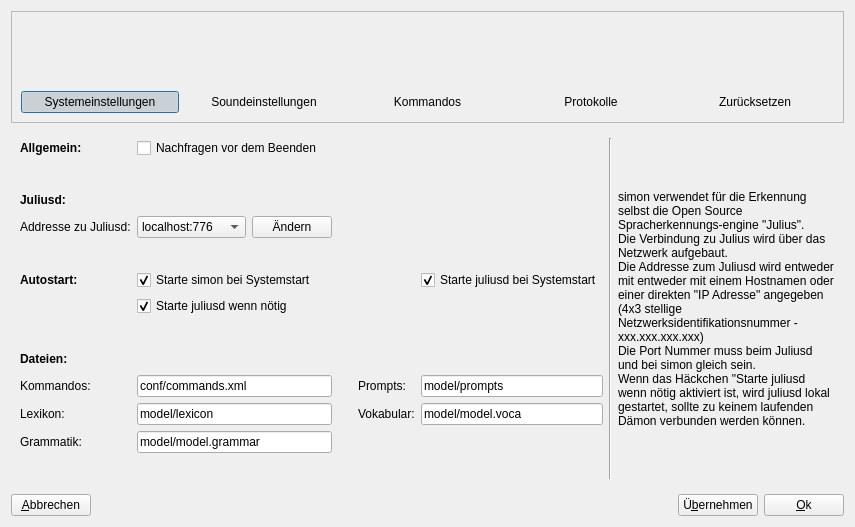
Qt form ui/settings.ui (KDE/simon) before a commit.
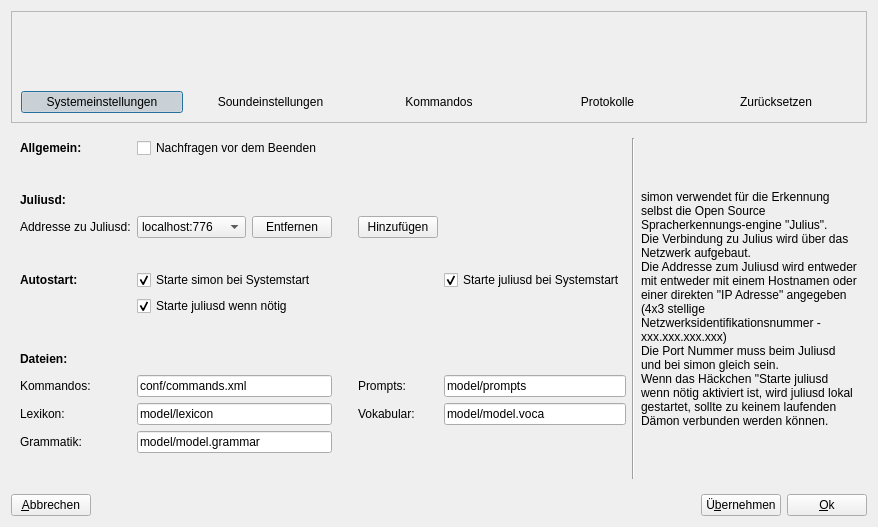
The same form after that commit. The open tabs and pages were chosen to show the change. Icons and pictures are not drawn.

```diff
--- a/ui/settings.ui
+++ b/ui/settings.ui
@@ -913,19 +913,6 @@
            </property>
           </spacer>
          </item>
-         <item row="3" column="2" >
-          <spacer>
-           <property name="orientation" >
-            <enum>Qt::Horizontal</enum>
-           </property>
-           <property name="sizeHint" >
-            <size>
-             <width>40</width>
-             <height>20</height>
-            </size>
-           </property>
-          </spacer>
-         </item>
          <item row="11" column="1" >
           <widget class="QLineEdit" name="leGrammar" >
            <property name="text" >
@@ -1117,25 +1104,12 @@
            <item>
             <widget class="QPushButton" name="pushButton" >
              <property name="text" >
-              <string>Ändern</string>
+              <string>Entfernen</string>
              </property>
             </widget>
            </item>
           </layout>
          </item>
-         <item row="3" column="3" >
-          <spacer>
-           <property name="orientation" >
-            <enum>Qt::Horizontal</enum>
-           </property>
-           <property name="sizeHint" >
-            <size>
-             <width>40</width>
-             <height>20</height>
-            </size>
-           </property>
-          </spacer>
-         </item>
          <item row="3" column="4" >
           <spacer>
            <property name="orientation" >
@@ -1149,6 +1123,13 @@
            </property>
           </spacer>
          </item>
+         <item row="3" column="3" >
+          <widget class="QPushButton" name="pbAddAdress" >
+           <property name="text" >
+            <string>Hinzufügen</string>
+           </property>
+          </widget>
+         </item>
         </layout>
        </item>
        <item>
```
Left out of the diff: 12 changed lines with no effect on the pictures.
